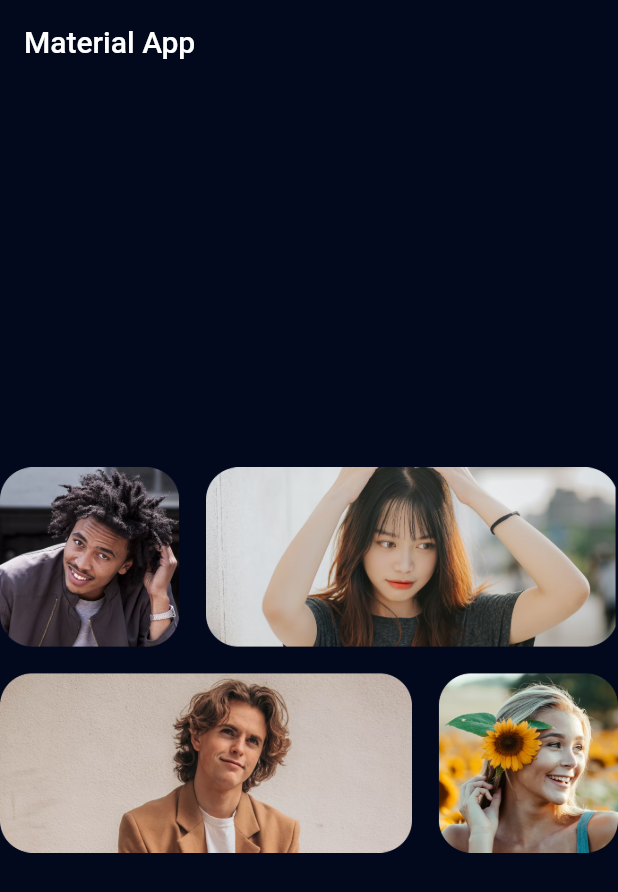
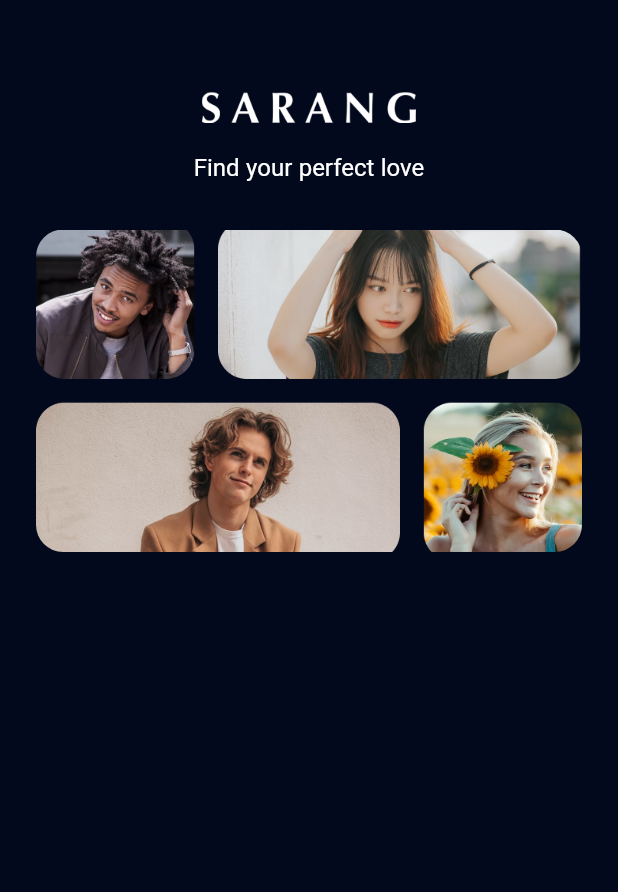
Before and after one commit to beranju/cari_jodoh, a Flutter app: the screen it shows after launch, on a phone screen of 412 x 824 dp. Shown: the top 892 px of the screen. Run offline on Flutter 3.47's test engine with Material 2 defaults, Android fonts, the phone set to English and light mode, and no system bars; our stand-ins replace google_fonts.

Commit message:
slicing banner section in signupscreen

```diff
--- a/lib/App.dart
+++ b/lib/App.dart
@@ -1,3 +1,4 @@
+import 'package:cari_jodoh/features/authtentication/ui/sign_up_screen.dart';
 import 'package:cari_jodoh/theme_manager/assets_image_theme_manager.dart';
 import 'package:cari_jodoh/theme_manager/theme_data_manager.dart';
 import 'package:flutter/material.dart';
@@ -10,14 +11,10 @@
     return MaterialApp(
       title: 'Flutter Demo',
       theme: getAppThemeData(),
-      home: Scaffold(
-        appBar: AppBar(
-          title: const Text("Material App"),
-        ),
-        body: Center(
-          child: Image.asset('${AssetImageManager.assetPath}/hero_image.png'),
-        ),
-      ),
+      initialRoute: SignUpScreen.routeName,
+      routes: {
+        SignUpScreen.routeName : (context) => const SignUpScreen(),
+      },
     );
   }
 }
--- /dev/null
+++ b/lib/common_widget/banner_widget.dart
@@ -0,0 +1,17 @@
+import 'package:cari_jodoh/common_widget/hero_widget.dart';
+import 'package:cari_jodoh/common_widget/logo_tagline_widget.dart';
+import 'package:flutter/material.dart';
+
+class BannerWidget extends StatelessWidget{
+  const BannerWidget({super.key});
+
+  @override
+  Widget build(BuildContext context) {
+    return Column(
+      children: const [
+        LogoAndTagLineWidget(),
+        HeroWidget()
+      ],
+    );
+  }
+}
--- /dev/null
+++ b/lib/common_widget/hero_widget.dart
@@ -0,0 +1,23 @@
+import 'package:cari_jodoh/theme_manager/assets_image_theme_manager.dart';
+import 'package:cari_jodoh/theme_manager/values_manager.dart';
+import 'package:flutter/material.dart';
+
+class HeroWidget extends StatelessWidget{
+  const HeroWidget({super.key});
+
+  @override
+  Widget build(BuildContext context) {
+    return Container(
+      height: 215,
+      width: double.infinity,
+      margin: const EdgeInsets.symmetric(vertical: AppMargin.m30),
+      decoration: BoxDecoration(
+        borderRadius: BorderRadius.circular(AppSize.s18),
+        image: const DecorationImage(
+          image: AssetImage('${AssetImageManager.assetPath}/hero_image.png'),
+          fit: BoxFit.cover,
+        )
+      ),
+    );
+  }
+}
--- /dev/null
+++ b/lib/common_widget/logo_tagline_widget.dart
@@ -0,0 +1,18 @@
+import 'package:cari_jodoh/common_widget/logo_widget.dart';
+import 'package:cari_jodoh/theme_manager/style_manager.dart';
+import 'package:cari_jodoh/theme_manager/values_manager.dart';
+import 'package:flutter/material.dart';
+class LogoAndTagLineWidget extends StatelessWidget{
+  const LogoAndTagLineWidget({super.key});
+
+  @override
+  Widget build(BuildContext context) {
+    return Column(
+      children: <Widget>[
+        const LogoWidget(),
+        const SizedBox(height: AppSize.s6,),
+        Text("Find your perfect love", style: getWhiteTextStyle(),)
+      ],
+    );
+  }
+}
--- /dev/null
+++ b/lib/common_widget/logo_widget.dart
@@ -0,0 +1,19 @@
+import 'package:cari_jodoh/theme_manager/assets_image_theme_manager.dart';
+import 'package:flutter/cupertino.dart';
+
+class LogoWidget extends StatelessWidget{
+  const LogoWidget({super.key});
+
+  @override
+  Widget build(BuildContext context) {
+    return Container(
+      width: 143.0,
+      height: 43.0,
+      decoration: const BoxDecoration(
+        image: DecorationImage(
+          image: AssetImage('${AssetImageManager.assetPath}/logo_app.png')
+        )
+      ),
+    );
+  }
+}
--- /dev/null
+++ b/lib/features/authtentication/ui/sign_up_screen.dart
@@ -0,0 +1,36 @@
+import 'package:cari_jodoh/common_widget/hero_widget.dart';
+import 'package:cari_jodoh/common_widget/logo_tagline_widget.dart';
+import 'package:cari_jodoh/common_widget/logo_widget.dart';
+import 'package:cari_jodoh/theme_manager/theme_data_manager.dart';
+import 'package:cari_jodoh/theme_manager/values_manager.dart';
+import 'package:flutter/material.dart';
+
+import '../../../common_widget/banner_widget.dart';
+
+class SignUpScreen extends StatelessWidget{
+
+  /// route name
+  static const String routeName = '/sign-up';
+
+  const SignUpScreen({super.key});
+
+  @override
+  Widget build(BuildContext context) {
+    return Scaffold(
+      body: Padding(
+        padding: const EdgeInsets.symmetric(
+          vertical: AppPadding.p50,
+          horizontal: AppPadding.p24
+        ),
+        child: SingleChildScrollView(
+          child: Column(
+            children: const <Widget>[
+              BannerWidget(),
+            ],
+          ),
+        )
+      ),
+
+    );
+  }
+}
--- a/lib/theme_manager/values_manager.dart
+++ b/lib/theme_manager/values_manager.dart
@@ -42,6 +42,7 @@
   static const double p36 = 36.0;
   static const double p38 = 38.0;
   static const double p40 = 40.0;
+  static const double p50 = 50.0;
 }
 
 class AppSize{
```
